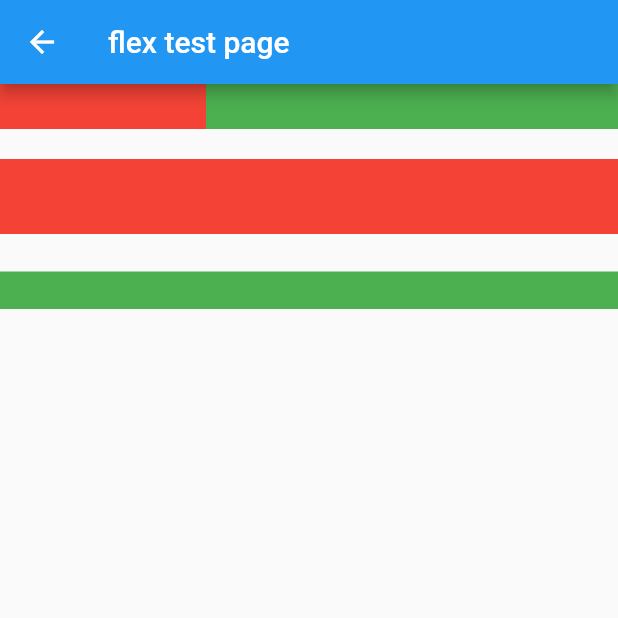
After one commit to skyinJune/learn_flutter, a Flutter app: the screen it shows after launch, after a tap on "click to flex test page", on a phone screen of 412 x 824 dp, the top half of it. The commit adds this screen. Run offline on Flutter 3.47's test engine with Material 2 defaults, Android fonts, the phone set to English and light mode, and no system bars.

Commit message:
column practice & flex practice

```diff
--- a/lib/main.dart
+++ b/lib/main.dart
@@ -8,6 +8,7 @@ import './pages/switch&checkBox/index.dart';
 import './pages/textfield&form/index.dart';
 import './pages/progressIndicator/index.dart';
 import './pages/row&column/index.dart';
+import './pages/flex/index.dart';
 
 void main() => runApp(MyApp());
 
@@ -109,6 +110,15 @@ class DemoHomePage extends StatelessWidget {
                   }));
                 },
                 icon: Icon(Icons.send)),
+            RaisedButton.icon(
+                label: Text('click to flex test page',
+                    style: TextStyle(fontSize: 12)),
+                onPressed: () {
+                  Navigator.push(context, MaterialPageRoute(builder: (context) {
+                    return FLexTestPage();
+                  }));
+                },
+                icon: Icon(Icons.send)),
           ],
         ),
       ),
--- /dev/null
+++ b/lib/pages/flex/index.dart
@@ -0,0 +1,64 @@
+import 'package:flutter/cupertino.dart';
+import 'package:flutter/material.dart';
+
+class FLexTestPage extends StatelessWidget {
+  @override
+  Widget build(BuildContext context) {
+    return Scaffold(
+      appBar: AppBar(
+        title: Text('flex test page'),
+      ),
+      body: Column(
+        children: <Widget>[
+          Flex(
+            direction: Axis.horizontal,
+            children: <Widget>[
+              Expanded(
+                flex: 1,
+                child: Container(
+                  color: Colors.red,
+                  height: 30,
+                ),
+              ),
+              Expanded(
+                flex: 2,
+                child: Container(
+                  color: Colors.green,
+                  height: 30,
+                ),
+              )
+            ],
+          ),
+          Padding(
+            padding: const EdgeInsets.only(top: 20),
+            child: SizedBox(
+              height: 100,
+              child: Flex(
+                direction: Axis.vertical,
+                children: <Widget>[
+                  Expanded(
+                    flex: 2,
+                    child: Container(
+                      height: 30,
+                      color: Colors.red,
+                    ),
+                  ),
+                  Spacer(
+                    flex: 1,
+                  ),
+                  Expanded(
+                    flex: 1,
+                    child: Container(
+                      height: 20,
+                      color: Colors.green,
+                    ),
+                  )
+                ],
+              ),
+            ),
+          )
+        ],
+      ),
+    );
+  }
+}
```
Also changed, not shown: lib/pages/row&column/columnInColumn.dart (added, +31 -0 lines), lib/pages/row&column/index.dart (+19 -1 lines).
